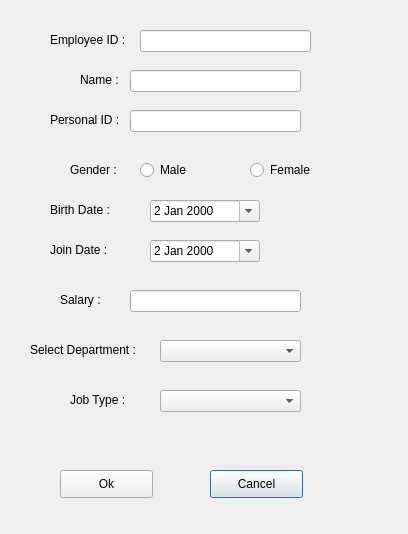
Old version of the form newDesign/employeeAdd.ui in the repository SPRYK/DatabaseProject.
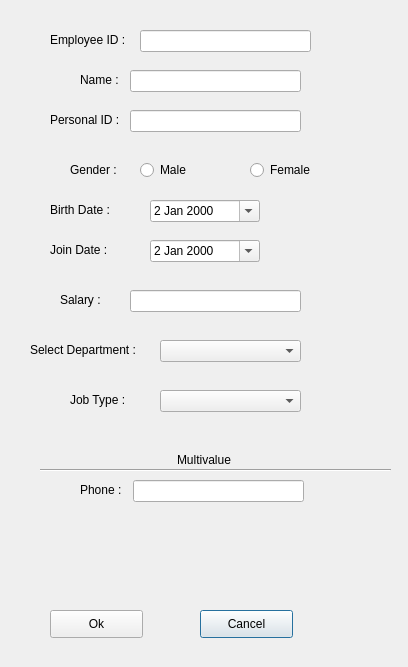
New version of the form.

Commit message: finish patient and employee ui

```diff
--- a/newDesign/employeeAdd.ui
+++ b/newDesign/employeeAdd.ui
@@ -7,7 +7,7 @@
     <x>0</x>
     <y>0</y>
     <width>408</width>
-    <height>534</height>
+    <height>667</height>
    </rect>
   </property>
   <property name="windowTitle">
@@ -163,8 +163,8 @@
   <widget class="QPushButton" name="pushButton_2">
    <property name="geometry">
     <rect>
-     <x>210</x>
-     <y>470</y>
+     <x>200</x>
+     <y>610</y>
      <width>93</width>
      <height>28</height>
     </rect>
@@ -176,8 +176,8 @@
   <widget class="QPushButton" name="pushButton">
    <property name="geometry">
     <rect>
-     <x>60</x>
-     <y>470</y>
+     <x>50</x>
+     <y>610</y>
      <width>93</width>
      <height>28</height>
     </rect>
@@ -294,6 +294,55 @@
     </rect>
    </property>
   </widget>
+  <widget class="QLineEdit" name="phone">
+   <property name="geometry">
+    <rect>
+     <x>133</x>
+     <y>480</y>
+     <width>171</width>
+     <height>22</height>
+    </rect>
+   </property>
+  </widget>
+  <widget class="QLabel" name="label_10">
+   <property name="geometry">
+    <rect>
+     <x>177</x>
+     <y>450</y>
+     <width>61</width>
+     <height>20</height>
+    </rect>
+   </property>
+   <property name="text">
+    <string>Multivalue</string>
+   </property>
+  </widget>
+  <widget class="QLabel" name="label_11">
+   <property name="geometry">
+    <rect>
+     <x>80</x>
+     <y>480</y>
+     <width>61</width>
+     <height>20</height>
+    </rect>
+   </property>
+   <property name="text">
+    <string>Phone :</string>
+   </property>
+  </widget>
+  <widget class="Line" name="line">
+   <property name="geometry">
+    <rect>
+     <x>40</x>
+     <y>460</y>
+     <width>351</width>
+     <height>20</height>
+    </rect>
+   </property>
+   <property name="orientation">
+    <enum>Qt::Horizontal</enum>
+   </property>
+  </widget>
  </widget>
  <resources/>
  <connections/>
```
Left out of the diff: 24 changed lines with no effect on the pictures. The commit also changes 13 other files.
